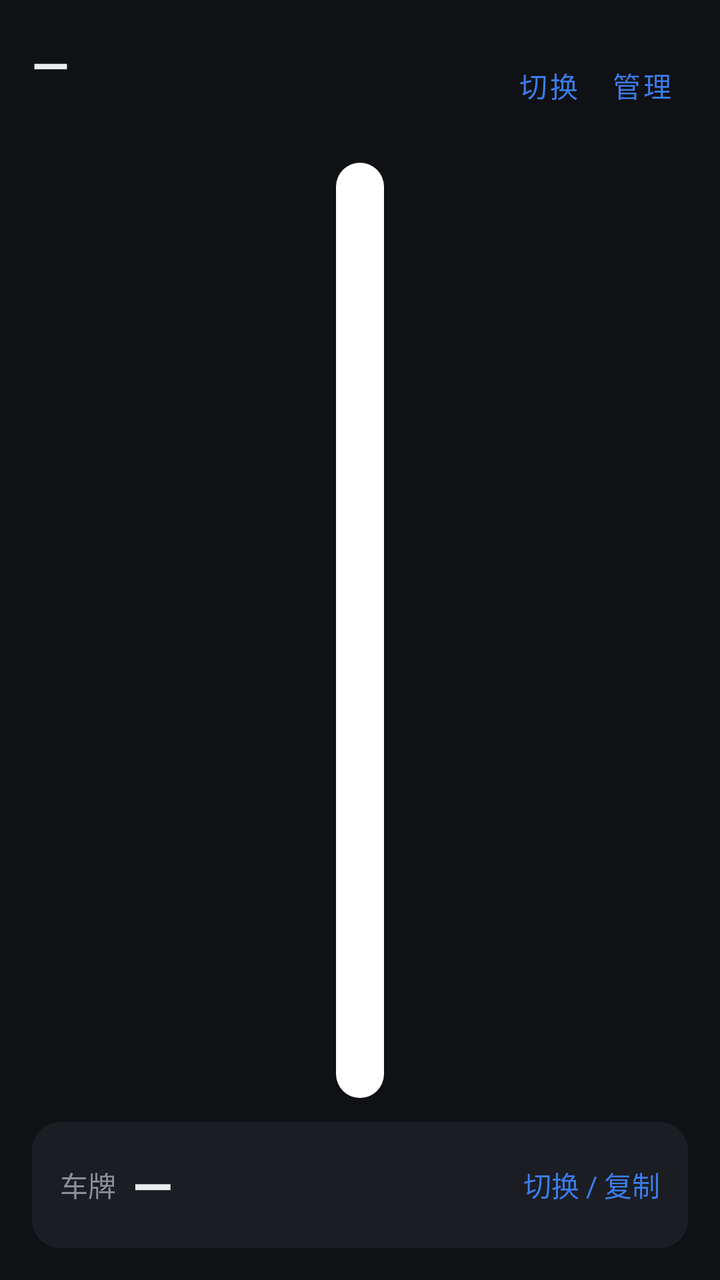
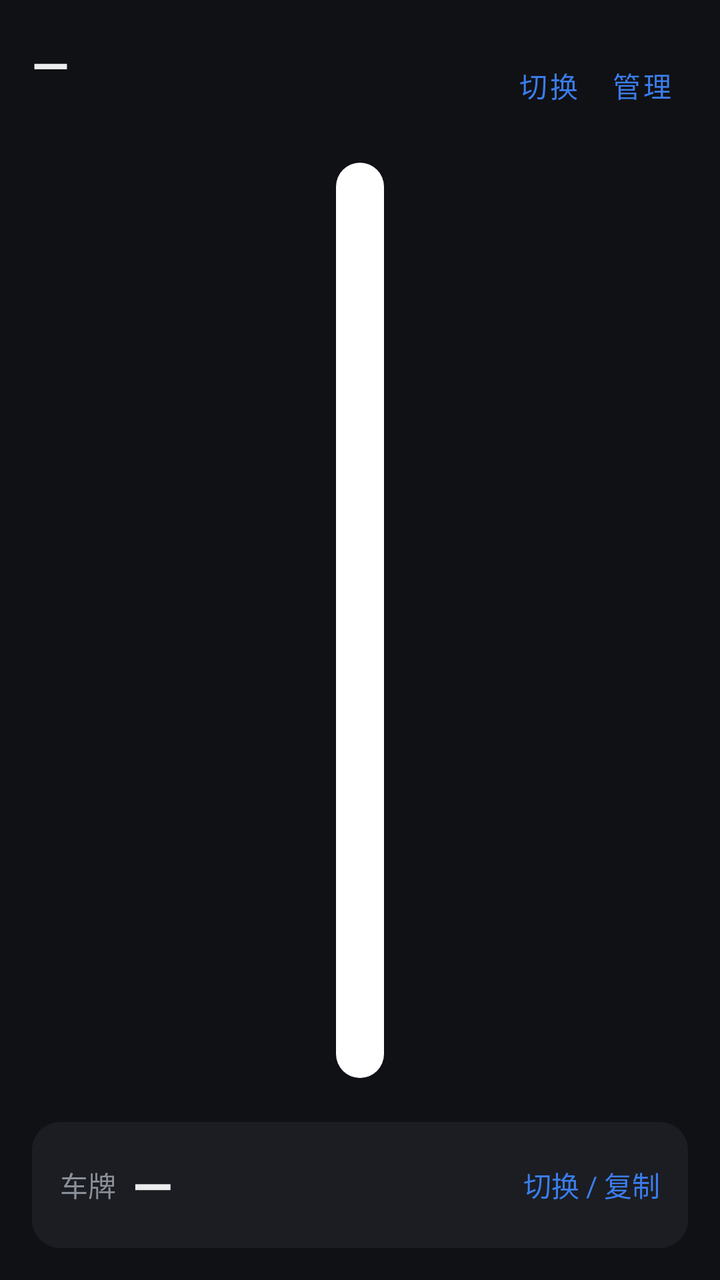

Before-and-after screenshots of an Android layout around one commit, followed by the original layout XML and the change that was made.
<!-- AndroidManifest.xml: application theme Theme.ParkQR -->
<!-- res/layout/activity_main.xml -->
<?xml version="1.0" encoding="utf-8"?>
<LinearLayout xmlns:android="http://schemas.android.com/apk/res/android"
    android:layout_width="match_parent"
    android:layout_height="match_parent"
    android:orientation="vertical"
    android:background="@color/bg"
    android:padding="16dp">

    <LinearLayout
        android:layout_width="match_parent"
        android:layout_height="wrap_content"
        android:orientation="horizontal"
        android:gravity="center_vertical">

        <LinearLayout
            android:layout_width="0dp"
            android:layout_height="wrap_content"
            android:layout_weight="1"
            android:orientation="vertical">

            <TextView
                android:id="@+id/lotName"
                android:layout_width="match_parent"
                android:layout_height="wrap_content"
                android:textColor="@color/text"
                android:textSize="24sp"
                android:textStyle="bold"
                android:maxLines="1"
                android:ellipsize="end"
                android:text="—" />

            <TextView
                android:id="@+id/lotMeta"
                android:layout_width="match_parent"
                android:layout_height="wrap_content"
                android:layout_marginTop="2dp"
                android:textColor="@color/text_dim"
                android:textSize="14sp"
                android:text="" />
        </LinearLayout>

        <Button
            android:id="@+id/btnSwitch"
            style="?android:attr/buttonBarButtonStyle"
            android:layout_width="wrap_content"
            android:layout_height="wrap_content"
            android:minWidth="0dp"
            android:textColor="@color/accent"
            android:text="切换" />

        <Button
            android:id="@+id/btnManage"
            style="?android:attr/buttonBarButtonStyle"
            android:layout_width="wrap_content"
            android:layout_height="wrap_content"
            android:minWidth="0dp"
            android:textColor="@color/accent"
            android:text="管理" />
    </LinearLayout>

    <FrameLayout
        android:id="@+id/qrHolder"
        android:layout_width="match_parent"
        android:layout_height="0dp"
        android:layout_weight="1"
        android:layout_marginTop="12dp">

        <FrameLayout
            android:id="@+id/qrCard"
            android:layout_width="wrap_content"
            android:layout_height="match_parent"
            android:layout_gravity="center"
            android:background="@drawable/bg_qr"
            android:padding="12dp">

            <ImageView
                android:id="@+id/qrImage"
                android:layout_width="match_parent"
                android:layout_height="match_parent"
                android:adjustViewBounds="true"
                android:scaleType="fitCenter"
                android:contentDescription="缴费二维码" />
        </FrameLayout>

        <TextView
            android:id="@+id/emptyHint"
            android:layout_width="match_parent"
            android:layout_height="match_parent"
            android:gravity="center"
            android:textColor="@color/text_dim"
            android:textSize="16sp"
            android:lineSpacingMultiplier="1.4"
            android:visibility="gone"
            android:text="还没有任何停车码\n\n点右上角「管理」→「手机传码」\n用手机拍一张物料码传过来" />
    </FrameLayout>

    <LinearLayout
        android:id="@+id/plateRow"
        android:layout_width="match_parent"
        android:layout_height="wrap_content"
        android:layout_marginTop="12dp"
        android:background="@drawable/bg_card"
        android:orientation="horizontal"
        android:gravity="center_vertical"
        android:padding="14dp">

        <TextView
            android:layout_width="wrap_content"
            android:layout_height="wrap_content"
            android:textColor="@color/text_dim"
            android:textSize="14sp"
            android:text="车牌  " />

        <TextView
            android:id="@+id/plate"
            android:layout_width="0dp"
            android:layout_height="wrap_content"
            android:layout_weight="1"
            android:textColor="@color/text"
            android:textSize="26sp"
            android:textStyle="bold"
            android:letterSpacing="0.12"
            android:text="—" />

        <TextView
            android:layout_width="wrap_content"
            android:layout_height="wrap_content"
            android:textColor="@color/accent"
            android:textSize="14sp"
            android:text="切换 / 复制" />
    </LinearLayout>
</LinearLayout>
<!-- resources referenced by this layout -->
<resources>
  <color name="accent">#FF3B7DED</color>
  <color name="bg">#FF101114</color>
  <color name="text">#FFECEDEE</color>
  <color name="text_dim">#FF8A8F98</color>
  <!-- drawable bg_card (drawable) -->
  <?xml version="1.0" encoding="utf-8"?>
  <shape xmlns:android="http://schemas.android.com/apk/res/android" android:shape="rectangle">
      <solid android:color="@color/card" />
      <corners android:radius="14dp" />
  </shape>
  <!-- drawable bg_qr (drawable) -->
  <?xml version="1.0" encoding="utf-8"?>
  <shape xmlns:android="http://schemas.android.com/apk/res/android" android:shape="rectangle">
      <solid android:color="#FFFFFFFF" />
      <corners android:radius="12dp" />
  </shape>
  <style name="Theme.ParkQR" parent="Theme.MaterialComponents.NoActionBar">
          <item name="android:windowBackground">@color/bg</item>
          <item name="colorPrimary">@color/accent</item>
          <item name="colorAccent">@color/accent</item>
      </style>
  <color name="card">#FF1B1D22</color>
</resources>

<!-- the commit's change to res/layout/activity_main.xml (unified diff, before → after) -->
@@ -95,6 +95,13 @@
     </FrameLayout>
 
     <LinearLayout
+        android:id="@+id/candRow"
+        android:layout_width="match_parent"
+        android:layout_height="wrap_content"
+        android:layout_marginTop="10dp"
+        android:orientation="horizontal" />
+
+    <LinearLayout
         android:id="@+id/plateRow"
         android:layout_width="match_parent"
         android:layout_height="wrap_content"
